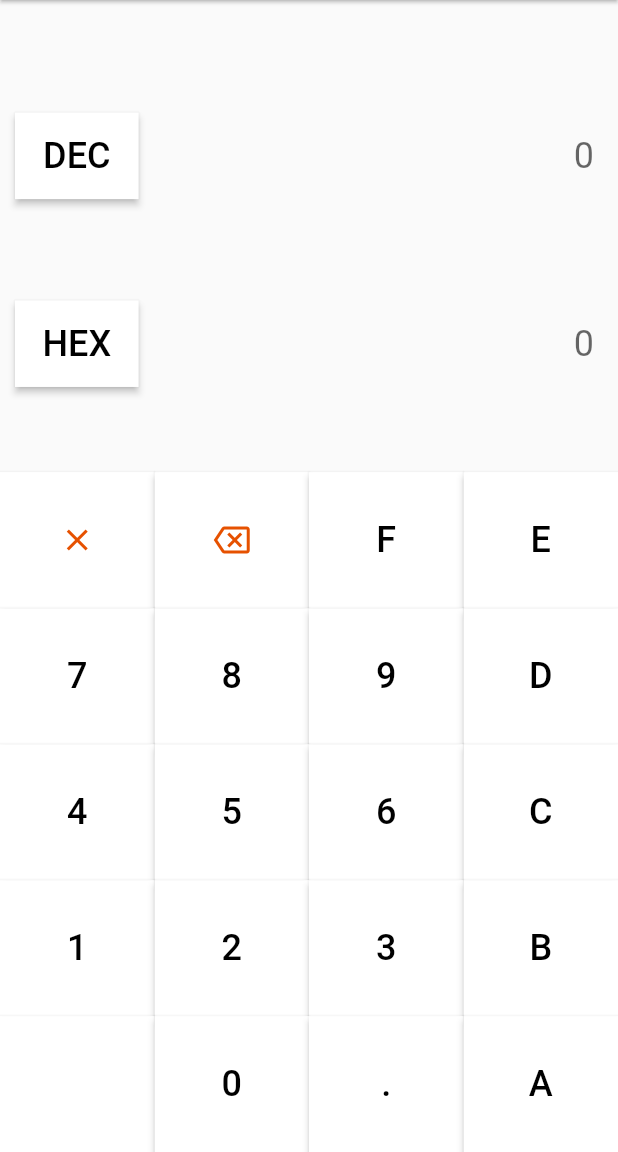
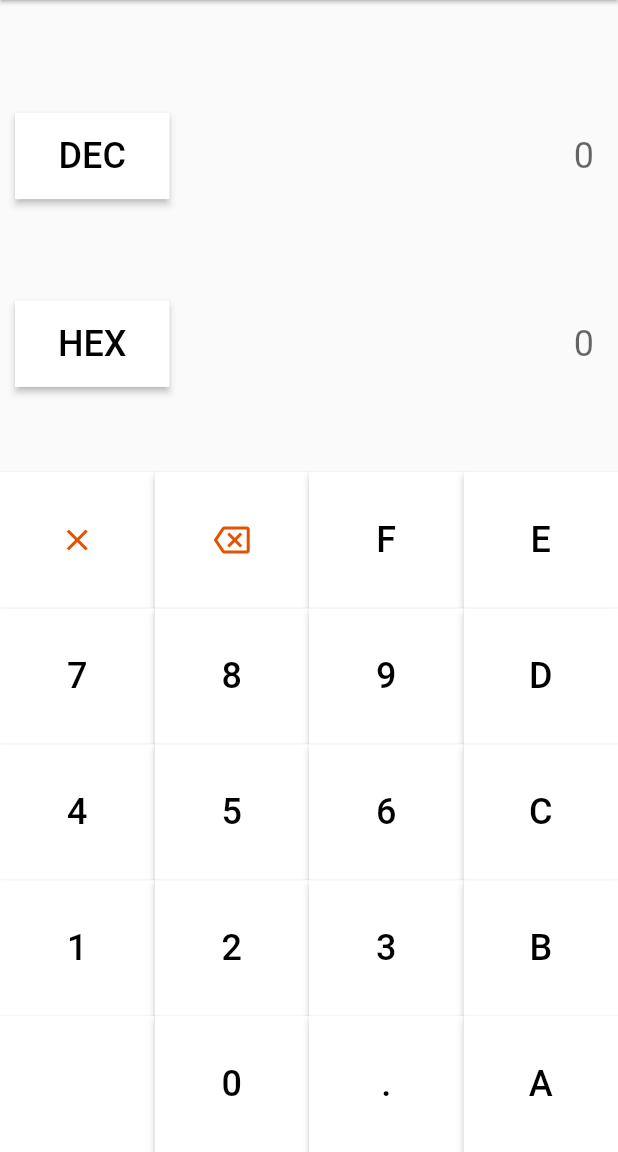
Before and after one commit to 0xV3nn/0xBA53, a Flutter app: the screen it shows after launch, on a phone screen of 412 x 824 dp, the part 84-1236 px from its top. Run offline on Flutter 3.47's test engine with Material 2 defaults, Android fonts, the phone set to English and light mode, and no system bars.

Commit message:
fixing BaseChangeButton

```diff
--- a/lib/view/widgets/bases/base_change_button.dart
+++ b/lib/view/widgets/bases/base_change_button.dart
@@ -16,7 +16,7 @@ class BaseChangeButton extends StatelessWidget {
     return Padding(
               padding: const EdgeInsets.all(10),
               child: Container(
-                width: 0.2 * size.width,
+                width: 0.25  * size.width,
                 height: 0.07 * size.height,
                 child: ElevatedButton(
                   style: ButtonStyle(
```
